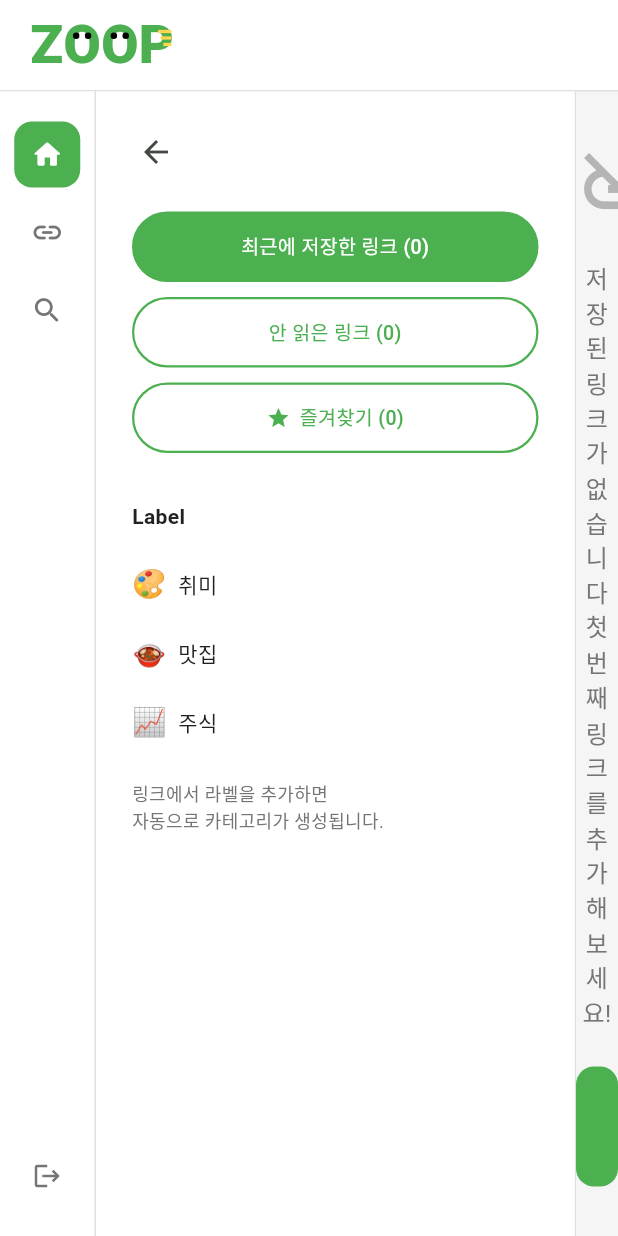
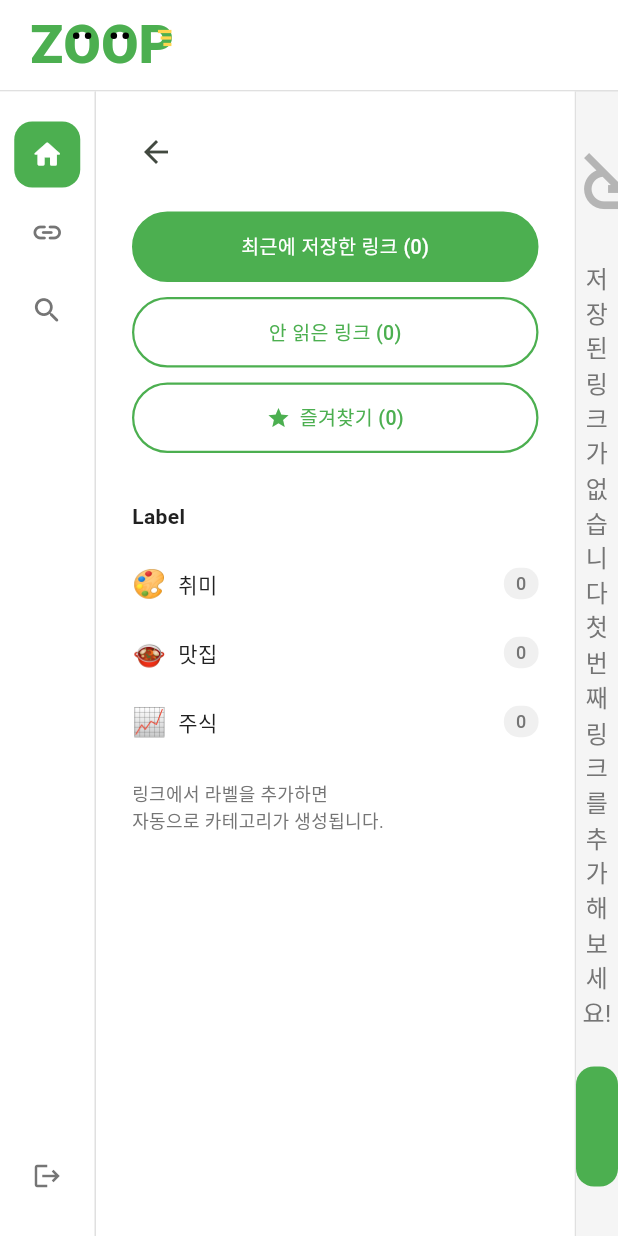
Before and after one commit to jonathan0620/link_manager, a Flutter app: the screen it shows once a user with an empty profile is signed in, on a phone screen of 412 x 824 dp. Run offline on Flutter 3.47's test engine with Material 3 defaults, Android fonts, the phone set to English and light mode, and no system bars; our stand-ins replace cached_network_image, cloud_firestore, cloud_functions, firebase_auth, firebase_core, flutter_riverpod and 2 more; accounts and stored records are empty; generated files the repository leaves out were written again.

Commit message:
Add pull-to-refresh and sidebar link counts
- Add RefreshIndicator to links grid for pull-to-refresh functionality
- Add labelCountsProvider to track link counts per label
- Display link counts in sidebar for each label with badge style
- Highlight selected label with primary color

Co-Authored-By: Claude Opus 4.5 <noreply@anthropic.com>

```diff
--- a/lib/features/home/presentation/screens/home_screen.dart
+++ b/lib/features/home/presentation/screens/home_screen.dart
@@ -236,10 +236,12 @@ class _HomeScreenState extends ConsumerState<HomeScreen> {
     final unreadLinksAsync = ref.watch(unreadLinksStreamProvider);
     final favoriteLinksAsync = ref.watch(favoriteLinksStreamProvider);
     final uniqueLabelsAsync = ref.watch(uniqueLabelsProvider);
+    final labelCountsAsync = ref.watch(labelCountsProvider);
 
     final recentCount = recentLinksAsync.valueOrNull?.length ?? 0;
     final unreadCount = unreadLinksAsync.valueOrNull?.length ?? 0;
     final favoriteCount = favoriteLinksAsync.valueOrNull?.length ?? 0;
+    final labelCounts = labelCountsAsync.valueOrNull ?? {};
 
     return Container(
       color: AppColors.surface,
@@ -290,7 +292,7 @@ class _HomeScreenState extends ConsumerState<HomeScreen> {
                     }
                     return Column(
                       crossAxisAlignment: CrossAxisAlignment.start,
-                      children: labels.map((label) => _buildLabelItem(label, 0)).toList(),
+                      children: labels.map((label) => _buildLabelItem(label, labelCounts[label] ?? 0)).toList(),
                     );
                   },
                   loading: () => const SizedBox(),
@@ -391,6 +393,7 @@ class _HomeScreenState extends ConsumerState<HomeScreen> {
 
   Widget _buildLabelItem(String label, int count) {
     final emoji = _getLabelEmoji(label);
+    final isSelected = ref.watch(selectedCategoryProvider) == label;
 
     return Padding(
       padding: const EdgeInsets.symmetric(vertical: 6),
@@ -406,9 +409,30 @@ class _HomeScreenState extends ConsumerState<HomeScreen> {
             children: [
               Text(emoji, style: const TextStyle(fontSize: 18)),
               const SizedBox(width: 8),
-              Text(
+              Expanded(
+                child: Text(
                   label,
-                style: const TextStyle(fontSize: 14, color: AppColors.onSurface),
+                  style: TextStyle(
+                    fontSize: 14,
+                    color: isSelected ? AppColors.primary : AppColors.onSurface,
+                    fontWeight: isSelected ? FontWeight.w600 : FontWeight.normal,
+                  ),
+                ),
+              ),
+              Container(
+                padding: const EdgeInsets.symmetric(horizontal: 8, vertical: 2),
+                decoration: BoxDecoration(
+                  color: isSelected ? AppColors.primary.withOpacity(0.1) : AppColors.surfaceVariant,
+                  borderRadius: BorderRadius.circular(10),
+                ),
+                child: Text(
+                  '$count',
+                  style: TextStyle(
+                    fontSize: 12,
+                    fontWeight: FontWeight.w500,
+                    color: isSelected ? AppColors.primary : AppColors.onSurfaceVariant,
+                  ),
+                ),
               ),
             ],
           ),
@@ -1053,10 +1077,21 @@ class _HomeScreenState extends ConsumerState<HomeScreen> {
           ),
           const SizedBox(height: 20),
           Expanded(
+            child: RefreshIndicator(
+              onRefresh: () async {
+                // Invalidate providers to refresh data
+                ref.invalidate(recentLinksStreamProvider);
+                ref.invalidate(unreadLinksStreamProvider);
+                ref.invalidate(favoriteLinksStreamProvider);
+                ref.invalidate(uniqueLabelsProvider);
+                await Future.delayed(const Duration(milliseconds: 500));
+              },
+              color: AppColors.primary,
               child: LayoutBuilder(
                 builder: (context, constraints) {
                   final crossAxisCount = constraints.maxWidth > 700 ? 2 : 1;
                   return GridView.builder(
+                    physics: const AlwaysScrollableScrollPhysics(),
                     gridDelegate: SliverGridDelegateWithFixedCrossAxisCount(
                       crossAxisCount: crossAxisCount,
                       crossAxisSpacing: 16,
@@ -1067,6 +1102,7 @@ class _HomeScreenState extends ConsumerState<HomeScreen> {
                     itemBuilder: (context, index) => _buildLinkCard(links[index]),
                   );
                 },
+              ),
             ),
           ),
         ],
--- a/lib/features/home/providers/links_provider.dart
+++ b/lib/features/home/providers/links_provider.dart
@@ -48,6 +48,20 @@ final linkProvider = FutureProvider.family<LinkModel?, String>((ref, linkId) {
 final uniqueLabelsProvider = FutureProvider<List<String>>((ref) {
   final repository = ref.watch(linkRepositoryProvider);
   return repository.getUniqueLabels();
+});
+
+/// Label counts provider - returns Map<label, count>
+final labelCountsProvider = StreamProvider<Map<String, int>>((ref) {
+  final repository = ref.watch(linkRepositoryProvider);
+  return repository.getLinksStream().map((links) {
+    final counts = <String, int>{};
+    for (final link in links) {
+      if (link.label != null && link.label!.isNotEmpty) {
+        counts[link.label!] = (counts[link.label!] ?? 0) + 1;
+      }
+    }
+    return counts;
+  });
 });
 
 /// Link counts provider
```
Lines whose indentation alone changed are shown as unchanged.
